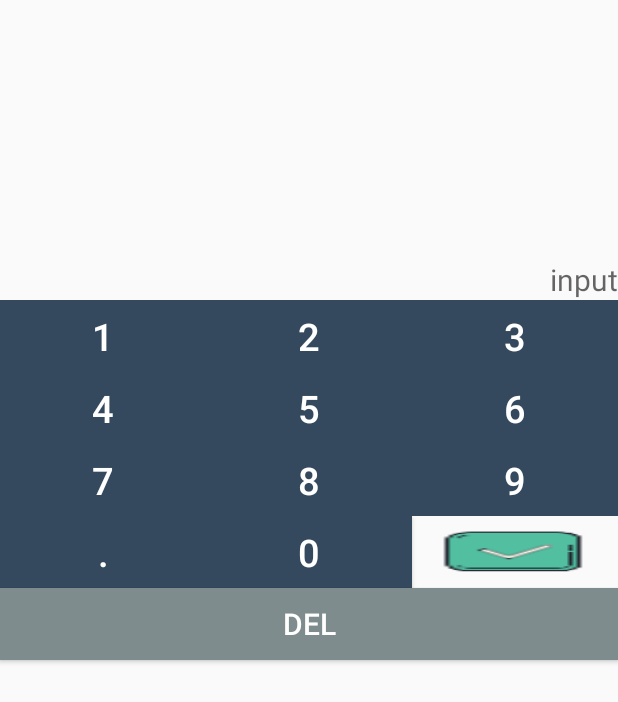
After one commit to abhi00/MathAppMain, an Android app: the layout input_dialog.xml on its own in the app's theme, with its tools: preview values and no code run, on a phone screen of 412 x 824 dp. The commit adds this screen. Shown: the top 702 px of the screen. Run offline under Robolectric (Android 15) with nearby library versions, the light colour scheme and no system bars.

Commit message:
last update by babloo

```diff
--- a/app/src/main/AndroidManifest.xml
+++ b/app/src/main/AndroidManifest.xml
@@ -9,7 +9,8 @@
         android:roundIcon="@mipmap/ic_launcher_round"
         android:supportsRtl="true"
         android:theme="@style/AppTheme">
-        <activity android:name=".geo.GeoOprActivity"></activity>
+        <activity android:name=".symbol.SymbolActivity"></activity>
+        <activity android:name=".geo.GeoOprActivity" />
         <activity android:name=".geo.GeometryActivity">
             <intent-filter>
                 <action android:name="android.intent.action.MAIN" />
@@ -17,7 +18,7 @@
                 <category android:name="android.intent.category.LAUNCHER" />
             </intent-filter>
         </activity>
-        <activity android:name=".MainActivity"></activity>
+        <activity android:name=".MainActivity" />
     </application>
 
 </manifest>
--- /dev/null
+++ b/app/src/main/res/layout/input_dialog.xml
@@ -0,0 +1,177 @@
+<?xml version="1.0" encoding="utf-8"?>
+<LinearLayout xmlns:android="http://schemas.android.com/apk/res/android"
+    xmlns:tools="http://schemas.android.com/tools"
+    android:orientation="vertical" android:layout_width="match_parent"
+    android:layout_height="match_parent">
+
+    <TextView
+        android:layout_width="match_parent"
+        android:layout_height="200dp"
+        android:id="@+id/text_input_ED"
+        android:hint="input"
+        android:textSize="20sp"
+        android:gravity="bottom"
+        android:textAlignment="textEnd"
+        tools:ignore="RtlCompat" />
+
+      <TableLayout
+          android:layout_width="match_parent"
+          android:layout_height="wrap_content">
+
+          <TableRow
+              android:layout_width="match_parent"
+              android:layout_height="wrap_content"
+              android:weightSum="3">
+
+              <Button
+                  android:text="1"
+                  android:layout_width="wrap_content"
+                  android:layout_height="wrap_content"
+                  android:id="@+id/one_BTN"
+                  android:textColor="@color/white"
+                  android:background="#34495E"
+                  android:layout_weight="1"
+                  android:textSize="25sp"/>
+
+              <Button
+                  android:text="2"
+                  android:layout_width="wrap_content"
+                  android:layout_height="wrap_content"
+                  android:id="@+id/two_BTN"
+                  android:layout_weight="1"
+                  android:textColor="@color/white"
+                  android:background="#34495E"
+                  android:textSize="25sp"/>
+
+              <Button
+                  android:text="3"
+                  android:layout_width="wrap_content"
+                  android:layout_height="wrap_content"
+                  android:id="@+id/three_BTN"
+                  android:layout_weight="1"
+                  android:textColor="@color/white"
+                  android:background="#34495E"
+                  android:textSize="25sp"/>
+
+          </TableRow>
+
+          <TableRow
+              android:layout_width="match_parent"
+              android:layout_height="wrap_content"
+              android:weightSum="3">
+
+              <Button
+                  android:text="4"
+                  android:layout_width="wrap_content"
+                  android:layout_height="wrap_content"
+                  android:id="@+id/four_BTN"
+                  android:layout_weight="1"
+                  android:textColor="@color/white"
+                  android:background="#34495E"
+                  android:textSize="25sp"/>
+
+              <Button
+                  android:text="5"
+                  android:layout_width="wrap_content"
+                  android:layout_height="wrap_content"
+                  android:id="@+id/fifth_BTN"
+                  android:layout_weight="1"
+                  android:textColor="@color/white"
+                  android:background="#34495E"
+                  android:textSize="25sp"/>
+
+              <Button
+                  android:text="6"
+                  android:layout_width="wrap_content"
+                  android:layout_height="wrap_content"
+                  android:id="@+id/six_BTN"
+                  android:layout_weight="1"
+                  android:textColor="@color/white"
+                  android:background="#34495E"
+                  android:textSize="25sp"/>
+
+          </TableRow>
+
+          <TableRow
+              android:layout_width="match_parent"
+              android:layout_height="wrap_content"
+              android:weightSum="3">
+
+              <Button
+                  android:text="7"
+                  android:layout_width="wrap_content"
+                  android:layout_height="wrap_content"
+                  android:id="@+id/seven_BTN"
+                  android:layout_weight="1"
+                  android:textColor="@color/white"
+                  android:background="#34495E"
+                  android:textSize="25sp"/>
+
+              <Button
+                  android:text="8"
+                  android:layout_width="wrap_content"
+                  android:layout_height="wrap_content"
+                  android:id="@+id/eight_BTN"
+                  android:layout_weight="1"
+                  android:textColor="@color/white"
+                  android:background="#34495E"
+                  android:textSize="25sp"/>
+
+              <Button
+                  android:text="9"
+                  android:layout_width="wrap_content"
+                  android:layout_height="wrap_content"
+                  android:id="@+id/nine_BTN"
+                  android:textColor="@color/white"
+                  android:background="#34495E"
+                  android:layout_weight="1"
+                  android:textSize="25sp"/>
+
+          </TableRow>
+
+          <TableRow
+              android:layout_width="match_parent"
+              android:layout_height="wrap_content"
+              android:weightSum="3">
+
+              <Button
+                  android:text="."
+                  android:layout_width="wrap_content"
+                  android:layout_height="wrap_content"
+                  android:id="@+id/point_BTN"
+                  android:layout_weight="1"
+                  android:textColor="@color/white"
+                  android:background="#34495E"
+                  android:textSize="25sp"/>
+
+              <Button
+                  android:text="0"
+                  android:layout_width="wrap_content"
+                  android:layout_height="wrap_content"
+                  android:id="@+id/zero_BTN"
+                  android:layout_weight="1"
+                  android:textColor="@color/white"
+                  android:background="#34495E"
+                  android:textSize="25sp"/>
+
+              <Button
+                  android:background="@drawable/tick"
+                  android:layout_width="wrap_content"
+                  android:layout_height="40dp"
+                  android:id="@+id/tick_BTN"
+                  android:layout_weight="1"
+                  android:textSize="25sp"/>
+
+          </TableRow>
+      </TableLayout>
+
+    <Button
+        android:layout_width="match_parent"
+        android:layout_height="wrap_content"
+        android:id="@+id/delete_BTN"
+        android:textSize="20sp"
+        android:text="DEL"
+        android:textColor="@color/white"
+        android:background="#7F8C8D"/>
+
+</LinearLayout>
```
Also changed, not shown: app/src/main/java/com/androprex/unitconvertor/InputDialogBox.java (added, +156 -0 lines), app/src/main/java/com/androprex/unitconvertor/geo/GeoOprActivity.java (+162 -47 lines), app/src/main/java/com/androprex/unitconvertor/symbol/SymbolActivity.java (added, +16 -0 lines), app/src/main/res/drawable/symbol_main_background.xml (added, +11 -0 lines), app/src/main/res/layout/activity_geo_opr.xml (+6 -6 lines), app/src/main/res/layout/activity_symbol.xml (added, +26 -0 lines), app/src/main/res/values/strings.xml (+20 -8 lines), app/src/main/res/drawable-xxhdpi/tick.jpg (added).
